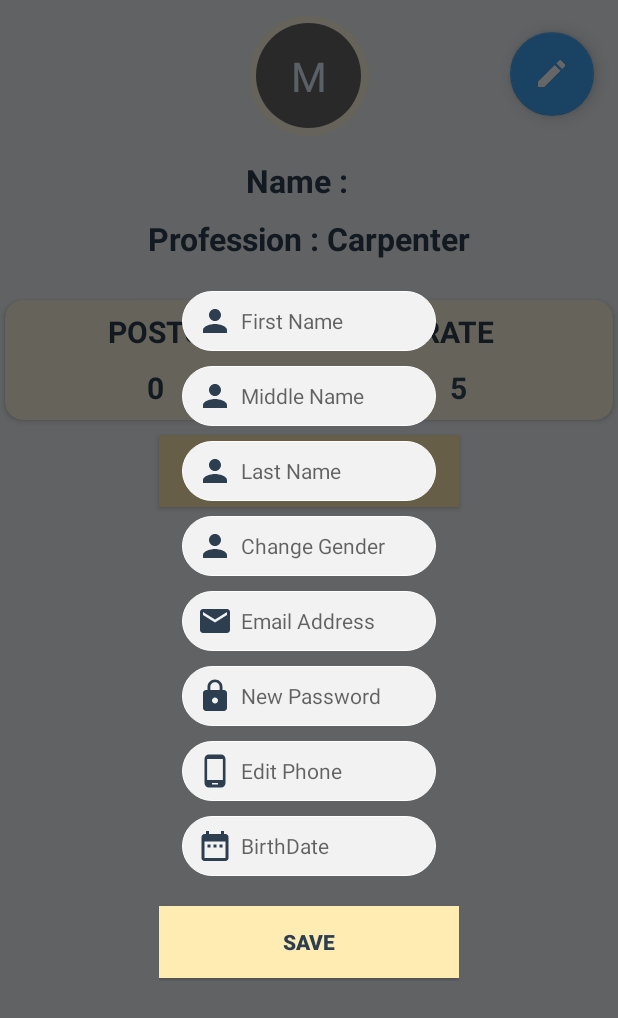
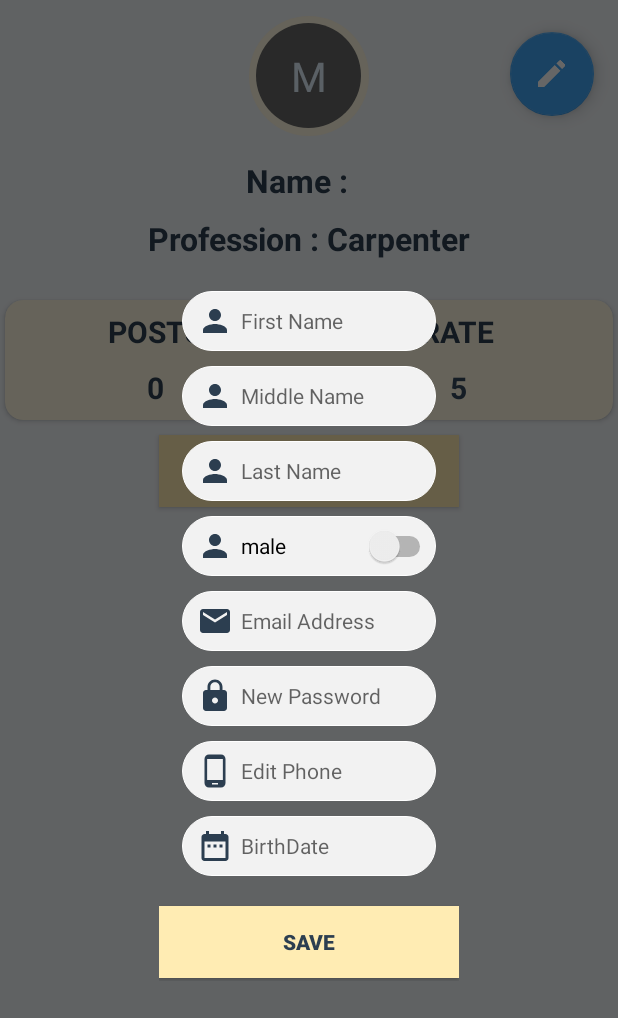
Before and after one commit to Moamen97/Help-Me, an Android app: the MyProfile screen opened directly, with no data from a screen before it, after a tap on an icon or button, on a phone screen of 412 x 824 dp. Shown: the top 1018 px of the screen. Run offline under Robolectric (Android 15) with nearby library versions, the phone set to English and light mode, and no system bars; our stand-ins replace Firebase (no records; nobody signed in at launch, a user with empty details on screens opened directly).

Commit message:
edit profile load data done except gender error

```diff
--- a/Project/app/src/main/java/com/helpme/EditProfile/MyProfile.kt
+++ b/Project/app/src/main/java/com/helpme/EditProfile/MyProfile.kt
@@ -15,6 +15,8 @@ import android.view.View
 import android.widget.*
 import com.helpme.R
 import kotlinx.android.synthetic.main.activity_my_profile.*
+import kotlinx.android.synthetic.main.activity_sign_up.*
+import kotlinx.android.synthetic.main.edit_profile_fragment.*
 import java.util.*
 
 class MyProfile : AppCompatActivity() {
@@ -42,6 +44,31 @@ class MyProfile : AppCompatActivity() {
         val dialog: Dialog = Dialog(this)
         dialog.setContentView(R.layout.edit_profile_fragment)
         editMyProfile.setOnClickListener {
+
+
+
+
+
+            var FirstName: EditText = (dialog.findViewById<(EditText)>(R.id.editFirstNametextbox))
+            var MidName: EditText = (dialog.findViewById<(EditText)>(R.id.editMidNametextbox))
+            var LastName: EditText = (dialog.findViewById<(EditText)>(R.id.editLastNametextbox))
+            var Gender: Switch = (dialog.findViewById<(Switch)>(R.id.genderSwitch2))
+            var email: EditText = (dialog.findViewById<(EditText)>(R.id.editEmailtextbox))
+            var password: EditText = (dialog.findViewById<(EditText)>(R.id.editPassWordtextbox))
+            var mobile: EditText = (dialog.findViewById<(EditText)>(R.id.editPhonetextbox))
+            var BDate: AutoCompleteTextView = (dialog.findViewById<(AutoCompleteTextView)>(R.id.editBirthDatetextbox))
+
+            FirstName.setText(mySelf.get_firstName())
+            MidName.setText(mySelf.get_midName())
+            LastName.setText(mySelf.get_lastName())
+            if(mySelf.get_gender()=="female")
+            {
+                Gender.isChecked = true
+            }
+            email.setText(mySelf.get_email())
+            password.setText(mySelf.get_password())
+            mobile.setText(mySelf.get_phoneNum())
+            BDate.setText(mySelf.get_birthDate())
 
             val editBirthDatetextbox: AutoCompleteTextView = dialog.findViewById(R.id.editBirthDatetextbox)
             editBirthDatetextbox.onFocusChangeListener = object : View.OnFocusChangeListener {
@@ -74,27 +101,39 @@ class MyProfile : AppCompatActivity() {
     }
 
     fun editMyProfile(dialog: Dialog) {
+
+
+
+
+
+
         var newFirstName: String = (dialog.findViewById<(EditText)>(R.id.editFirstNametextbox)).text.toString();
         var newMidName: String = (dialog.findViewById<(EditText)>(R.id.editMidNametextbox)).text.toString();
         var newLastName: String = (dialog.findViewById<(EditText)>(R.id.editLastNametextbox)).text.toString();
-        var newGender: String = (dialog.findViewById<(EditText)>(R.id.editGendertextbox)).text.toString();
+        var Gender: Switch = (dialog.findViewById<(Switch)>(R.id.genderSwitch2))
+        Gender.setOnCheckedChangeListener(object: CompoundButton.OnCheckedChangeListener {
+            override fun onCheckedChanged(p0: CompoundButton?, p1: Boolean) {
+                if(p1) Gender.setText(Gender.textOn) else Gender.setText(Gender.textOff)
+            }
+        })
+        var newGender=""
+        if(Gender.text=="male")
+            newGender="male"
+        else newGender="female"
         var newemail: String = (dialog.findViewById<(EditText)>(R.id.editEmailtextbox)).text.toString();
         var newpassword: String = (dialog.findViewById<(EditText)>(R.id.editPassWordtextbox)).text.toString();
         var newmobile: String = (dialog.findViewById<(EditText)>(R.id.editPhonetextbox)).text.toString();
         var newBirthDate: String = (dialog.findViewById<(EditText)>(R.id.editBirthDatetextbox)).text.toString();
 
-        if (newemail == "") {
+        /*if (newemail == "") {
             this.ShowToast("Email Cannot Be Empty")
             return
         }
         if (newpassword == "") {
             this.ShowToast("Password Cannot Be Empty")
             return
-        }
-        if (newBirthDate != "" && newBirthDate[2] != '/' && newBirthDate[5] != '/') {
-            this.ShowToast("Birth Date should be like dd/mm/yyyy")
-            return
-        }
+        }*/
+
         UserController.checkBeforUpdateUserInfo(newFirstName, newMidName, newLastName, newGender, newemail, newpassword, newmobile, newBirthDate)
         dialog.dismiss()
     }
--- a/Project/app/src/main/res/layout/edit_profile_fragment.xml
+++ b/Project/app/src/main/res/layout/edit_profile_fragment.xml
@@ -58,22 +58,22 @@
         android:textColor="@color/fbutton_color_midnight_blue"
         android:textSize="14sp" />
 
-    <EditText
-        android:id="@+id/editGendertextbox"
+
+    <Switch
+        android:id="@+id/genderSwitch2"
         android:layout_width="match_parent"
         android:layout_height="40dp"
         android:layout_marginBottom="10dp"
         android:layout_marginEnd="15dp"
         android:layout_marginStart="15dp"
         android:background="@drawable/rounded_white"
-        android:drawableLeft="@drawable/ic_person_midnight_24dp"
+        android:drawableLeft="@drawable/ic_person_black_24dp"
         android:drawablePadding="5dp"
-        android:hint="Change Gender"
-        android:inputType="text"
         android:paddingStart="10dp"
-        android:textColor="@color/fbutton_color_midnight_blue"
+        android:text="male"
+        android:textOff="male"
+        android:textOn="female"
         android:textSize="14sp" />
-
 
     <EditText
         android:id="@+id/editEmailtextbox"
```
